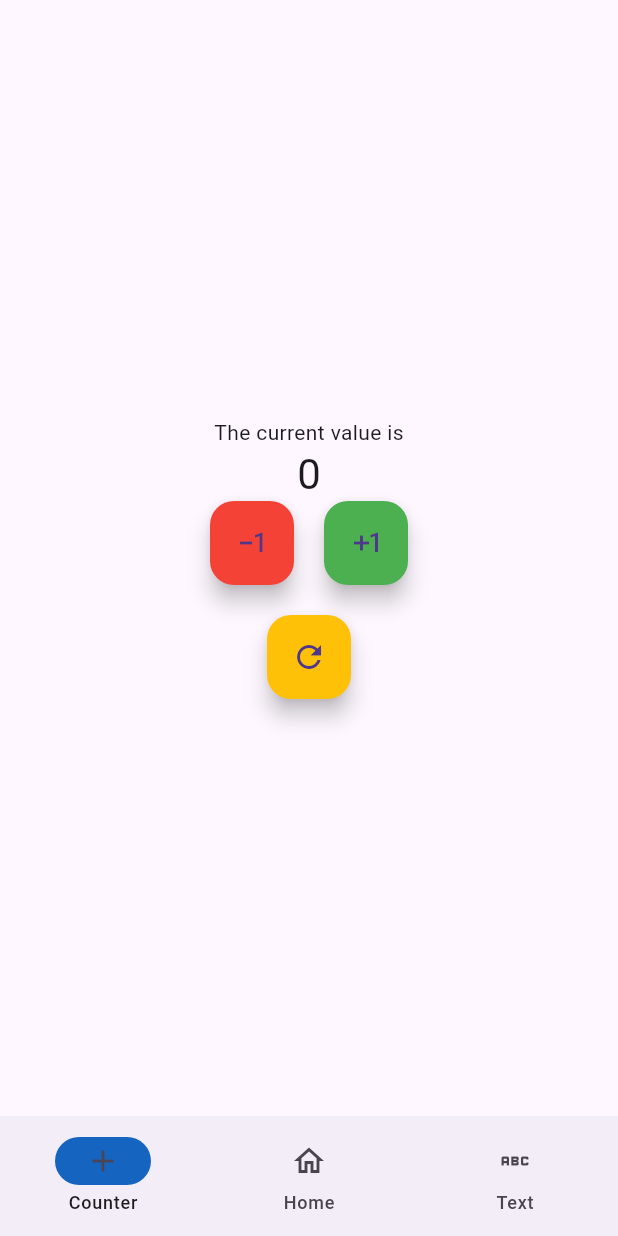
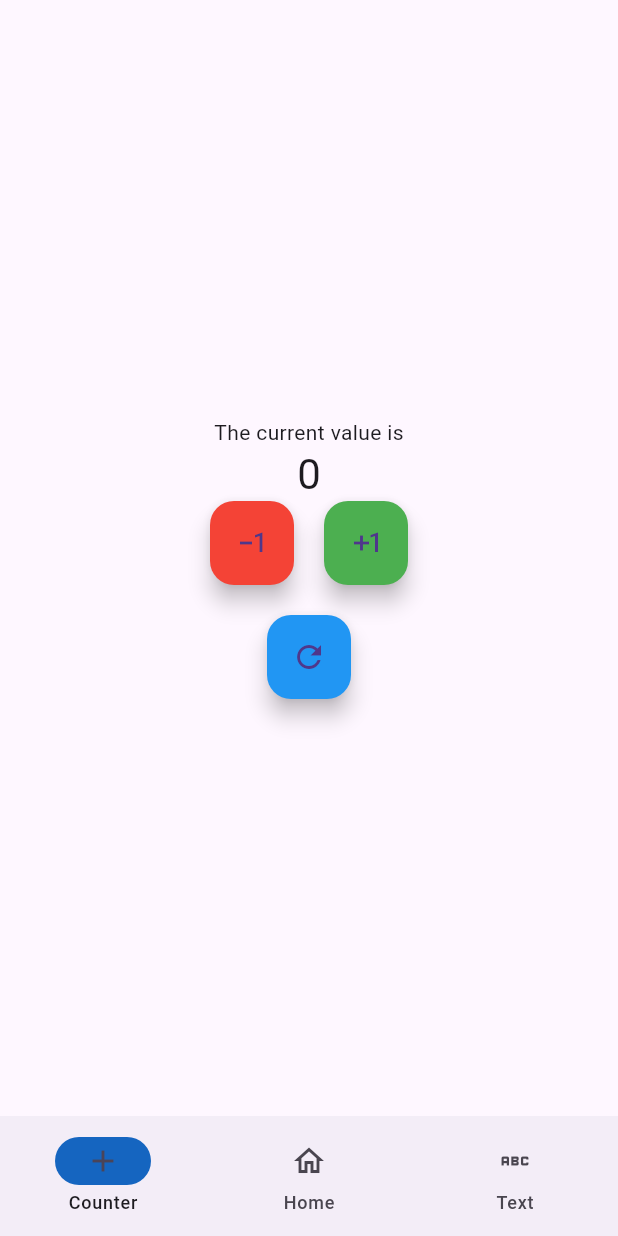
Before and after one commit to Thomas-Oz-Dunn/first_flight, a Flutter app: the screen it shows after launch, after a tap on the "refresh" icon, on a phone screen of 412 x 824 dp. Run offline on Flutter 3.47's test engine with Material 2 defaults, Android fonts, the phone set to English and light mode, and no system bars; our stand-ins replace shared_preferences.

Commit message:
main.dart: add text box page

```diff
--- a/lib/main.dart
+++ b/lib/main.dart
@@ -14,7 +14,7 @@ class FirstFlightApp extends StatelessWidget {
       title: 'First Flight',
       theme: ThemeData(
         useMaterial3: true,
-        primaryColor: Colors.amber[500],
+        primaryColor: Colors.blue[500],
         hoverColor: Colors.blue[100]
       ),
       home: const MainPage(),
@@ -62,10 +62,7 @@ class _MainPageState extends State<MainPage> {
           alignment: Alignment.center,
           child: const Text('Home Page'),
         ),
-        Container(
-          alignment: Alignment.center,
-          child: const Text('Text Page'),
-        ),
+        const TextPage(),
       ];
 
     var layout = Scaffold(
@@ -83,35 +80,27 @@ class _MainPageState extends State<MainPage> {
 }
 
 // Text Field Page
-class TextPage extends StatefulWidget {
-  final String title;
-  const TextPage({super.key, required this.title});
-
-  @override
-  State<TextPage> createState() => _TextPageState();
-}
-
-class _TextPageState extends State<TextPage> {
-
+class TextPage extends StatelessWidget {
+  const TextPage({super.key});
 
   @override
   Widget build(BuildContext context) {
-    return Scaffold(
+    const searchBox = TextField(
+      decoration: InputDecoration(
+        border: OutlineInputBorder(),
+        hintText: 'Enter a search term',
+      ),
+    );
 
-      appBar: AppBar(
-        backgroundColor: Theme.of(context).colorScheme.primary,
-        title: Text(widget.title),
-      ),
-
-      body: const Center(
-        child: Column(
+    return const Column(
         mainAxisAlignment: MainAxisAlignment.center,
         mainAxisSize: MainAxisSize.max,
         children: <Widget>[
-            Text('Another Page'),
+          Padding(
+            padding: EdgeInsets.symmetric(horizontal: 8, vertical: 16),
+            child: searchBox
+          ),
         ],
-        ),
-      ),
     );
   }
 }
@@ -186,7 +175,7 @@ class _CounterPageState extends State<CounterPage> {
         backgroundColor: Colors.red,
         child: const Icon(Icons.exposure_minus_1),
       ),
-      SizedBox(width: 20),
+      const SizedBox(width: 20),
       FloatingActionButton(
         onPressed: _incrementCounter,
         tooltip: 'Increment',
@@ -195,11 +184,24 @@ class _CounterPageState extends State<CounterPage> {
       ),
     ];
 
-    var pageBody = Center(
+    var resetButton = Row(
+      mainAxisAlignment: MainAxisAlignment.center,
+      crossAxisAlignment: CrossAxisAlignment.center,
+      children: <Widget> [
+        FloatingActionButton(
+          onPressed: _resetCounter,
+          tooltip: 'Reset',
+          backgroundColor: Theme.of(context).primaryColor,
+          child: const Icon(Icons.refresh),
+        ),
+      ],
+    );
+
+    var pageBody = Scaffold(
+      body: Center(
         child: Column(
           mainAxisAlignment: MainAxisAlignment.center,
           mainAxisSize: MainAxisSize.max,
-
           children: <Widget>[
             const Text('The current value is'),
             Text(
@@ -210,25 +212,13 @@ class _CounterPageState extends State<CounterPage> {
               mainAxisAlignment: MainAxisAlignment.center,
               children: buttons
             ),
-            SizedBox(height: 20),
-            Row(
-              mainAxisAlignment: MainAxisAlignment.center,
-              crossAxisAlignment: CrossAxisAlignment.center,
-              children: <Widget> [
-                FloatingActionButton(
-                  onPressed: _resetCounter,
-                  tooltip: 'Reset',
-                  backgroundColor: Theme.of(context).primaryColor,
-                  child: const Icon(Icons.refresh),
-                ),
+            const SizedBox(height: 20),
+            resetButton,
           ],
         ),
-          ],
       ),
     );
 
-    return Scaffold(
-      body: pageBody
-    );
+    return pageBody;
   }
 }
```
Lines whose indentation alone changed are shown as unchanged.
